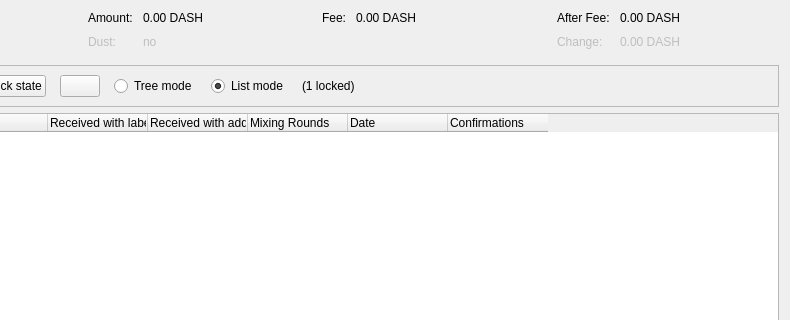
Before: the Qt Designer form src/qt/forms/coincontroldialog.ui in VindexProject/ogva-core, drawn with Qt 5; both pictures show x 164 to 954 and y 0 to 320 of the 954 by 500 pixel window.
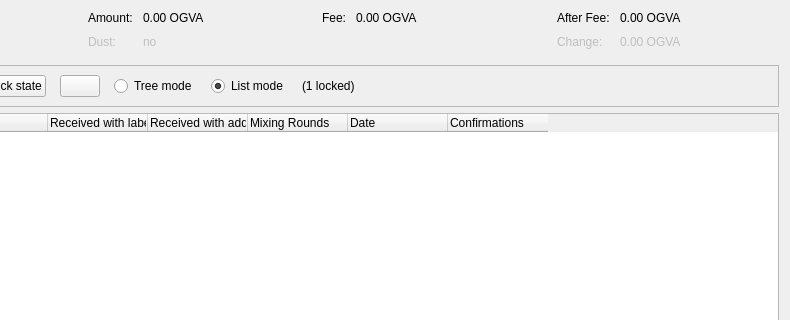
After: the same form once the commit is applied. Custom widgets are drawn as their Qt base class.

The edit to the form file:
```diff
--- a/src/qt/forms/coincontroldialog.ui
+++ b/src/qt/forms/coincontroldialog.ui
@@ -114,7 +114,7 @@
           <enum>Qt::ActionsContextMenu</enum>
          </property>
          <property name="text">
-          <string notr="true">0.00 DASH</string>
+          <string notr="true">0.00 OGVA</string>
          </property>
          <property name="textInteractionFlags">
           <set>Qt::LinksAccessibleByMouse|Qt::TextSelectableByKeyboard|Qt::TextSelectableByMouse</set>
@@ -182,7 +182,7 @@
           <enum>Qt::ActionsContextMenu</enum>
          </property>
          <property name="text">
-          <string notr="true">0.00 DASH</string>
+          <string notr="true">0.00 OGVA</string>
          </property>
          <property name="textInteractionFlags">
           <set>Qt::LinksAccessibleByMouse|Qt::TextSelectableByKeyboard|Qt::TextSelectableByMouse</set>
@@ -221,7 +221,7 @@
           <enum>Qt::ActionsContextMenu</enum>
          </property>
          <property name="text">
-          <string notr="true">0.00 DASH</string>
+          <string notr="true">0.00 OGVA</string>
          </property>
          <property name="textInteractionFlags">
           <set>Qt::LinksAccessibleByMouse|Qt::TextSelectableByKeyboard|Qt::TextSelectableByMouse</set>
@@ -250,7 +250,7 @@
           <enum>Qt::ActionsContextMenu</enum>
          </property>
          <property name="text">
-          <string notr="true">0.00 DASH</string>
+          <string notr="true">0.00 OGVA</string>
          </property>
          <property name="textInteractionFlags">
           <set>Qt::LinksAccessibleByMouse|Qt::TextSelectableByKeyboard|Qt::TextSelectableByMouse</set>
```
